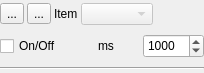
The window that source/wnd/ui/anglemonitor.ui (ww4u/megarobostudio) describes before a commit, drawn with Qt 5.
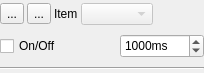
The same window after the commit. Icons and pictures are not drawn. Custom widgets are drawn as their Qt base class.

What changed in the file:
```diff
--- a/source/wnd/ui/anglemonitor.ui
+++ b/source/wnd/ui/anglemonitor.ui
@@ -159,13 +159,6 @@
        </property>
       </widget>
      </item>
-     <item>
-      <widget class="QLabel" name="label_2">
-       <property name="text">
-        <string>ms</string>
-       </property>
-      </widget>
-     </item>
      <item>
       <widget class="QSpinBox" name="spinInterval">
        <property name="minimumSize">
@@ -177,6 +170,9 @@
        <property name="toolTip">
         <string extracomment="Interval">Tick</string>
        </property>
+       <property name="suffix">
+        <string>ms</string>
+       </property>
        <property name="minimum">
         <number>10</number>
        </property>
```
